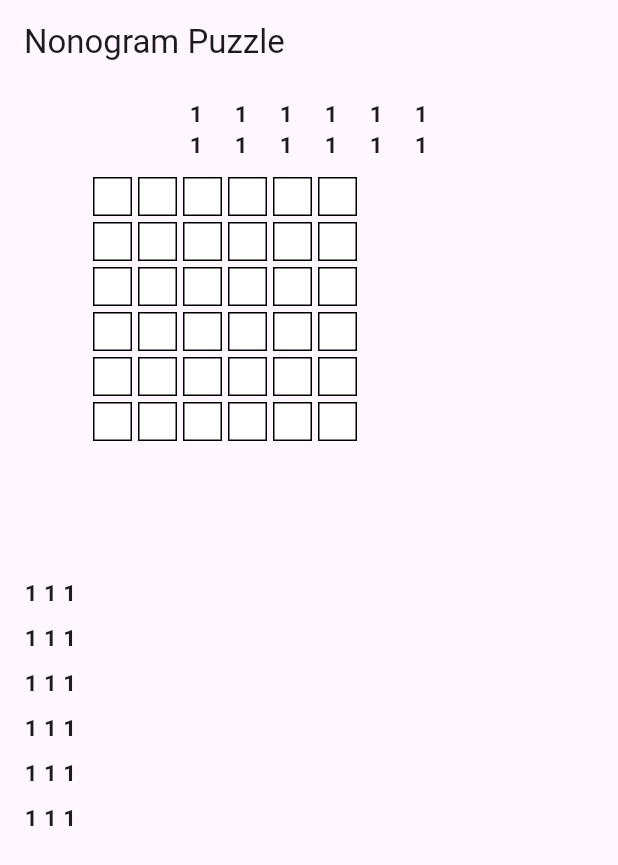
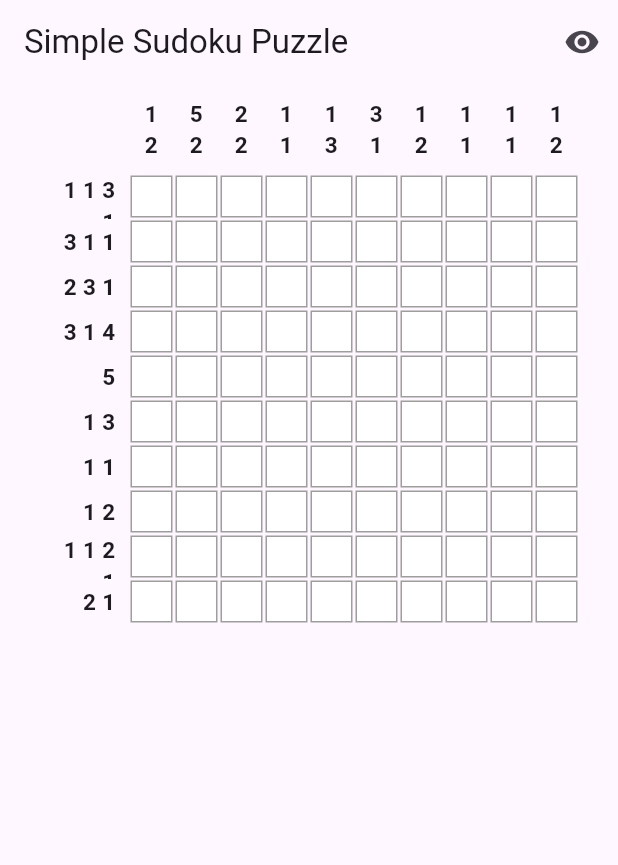
Before and after one commit to SeCorpo/simple_sudoku_flutter, a Flutter app: the screen it shows after launch, on a phone screen of 412 x 824 dp. Shown: the top 865 px of the screen. Run offline on Flutter 3.47's test engine with Material 3 defaults, Android fonts, the light colour scheme and no system bars.

Commit message:
random puzzle generator, show solution option, partly fix the clues alignment

```diff
--- a/lib/services/puzzle_service.dart
+++ b/lib/services/puzzle_service.dart
@@ -1,4 +1,5 @@
 import 'dart:convert';
+import 'dart:math';
 import 'package:flutter/services.dart' show rootBundle;
 import '../models/puzzle_model.dart';
 import '../models/cell_model.dart';
@@ -16,8 +17,11 @@ class PuzzleService {
     }
   }
 
-  /// Generate a random puzzle
+  /// Generate a random puzzle with a mix of filled and empty cells
   static PuzzleModel generateRandomPuzzle({int size = 5}) {
+    final Random random = Random();
+
+    // Generate a grid with random true/false values (50% filled probability)
     List<List<CellModel>> grid = List.generate(
       size,
           (row) => List.generate(
@@ -25,11 +29,12 @@ class PuzzleService {
             (col) => CellModel(
           row: row,
           col: col,
-          isCorrect: (row + col) % 2 == 0, // Example: Checkerboard pattern
+          isCorrect: random.nextBool(), // 50% chance of being filled
         ),
       ),
     );
 
+    // Generate row and column clues dynamically
     List<List<int>> rowClues = _generateGroupedClues(grid, isRow: true);
     List<List<int>> colClues = _generateGroupedClues(grid, isRow: false);
 
--- a/lib/ui/screens/game_screen.dart
+++ b/lib/ui/screens/game_screen.dart
@@ -13,11 +13,12 @@ class GameScreen extends StatefulWidget {
 
 class _GameScreenState extends State<GameScreen> {
   late PuzzleModel puzzle;
+  bool _showSolution = false; // Controls whether to show the solution
 
   @override
   void initState() {
     super.initState();
-    puzzle = PuzzleService.generateRandomPuzzle(size: 6);
+    puzzle = PuzzleService.generateRandomPuzzle(size: 10);
   }
 
   void toggleCellState(int row, int col) {
@@ -53,32 +54,53 @@ class _GameScreenState extends State<GameScreen> {
     );
   }
 
+  /// Toggle visibility of the correct answers
+  void _toggleSolutionView() {
+    setState(() {
+      _showSolution = !_showSolution;
+    });
+  }
+
   @override
   Widget build(BuildContext context) {
     return Scaffold(
-      appBar: AppBar(title: const Text("Nonogram Puzzle")),
+      appBar: AppBar(
+        title: const Text("Simple Sudoku Puzzle"),
+        actions: [
+          IconButton(
+            icon: Icon(_showSolution ? Icons.visibility_off : Icons.visibility),
+            onPressed: _toggleSolutionView,
+            tooltip: _showSolution ? "Hide Solution" : "Show Solution",
+          ),
+        ],
+      ),
       body: LayoutBuilder(
         builder: (context, constraints) {
           double gridSize = constraints.maxWidth < 600 ? 30 : 40;
+          double maxClueWidth = (gridSize * 2).clamp(40, 80); // Ensure row clues are wide enough
+          double maxClueHeight = (gridSize * 2).clamp(40, 80); // Ensure column clues are tall enough
 
           return Center(
             child: Column(
               crossAxisAlignment: CrossAxisAlignment.center,
               children: [
-                // Column Clues
+                // Top Clue Numbers (Column Clues)
                 SizedBox(
-                  height: gridSize * 2,
+                  height: maxClueHeight,
+                  child: Padding(
+                    padding: EdgeInsets.only(left: maxClueWidth), // Align with row clues
                     child: ClueNumbers(clues: puzzle.colClues, isRow: false, gridSize: gridSize),
+                  ),
                 ),
 
                 // Main Content (Row Clues + Grid)
-                Expanded(
-                  child: Row(
+                Row(
                   crossAxisAlignment: CrossAxisAlignment.start,
+                  mainAxisAlignment: MainAxisAlignment.center,
                   children: [
-                      // Row Clues (Left of Grid)
+                    // Left Clue Numbers (Row Clues)
                     SizedBox(
-                        width: gridSize * 2,
+                      width: maxClueWidth,
                       child: ClueNumbers(clues: puzzle.rowClues, isRow: true, gridSize: gridSize),
                     ),
 
@@ -86,10 +108,14 @@ class _GameScreenState extends State<GameScreen> {
                     SizedBox(
                       width: gridSize * puzzle.cols,
                       height: gridSize * puzzle.rows,
-                        child: GameGrid(puzzle: puzzle, onCellTap: toggleCellState, gridSize: gridSize),
+                      child: GameGrid(
+                        puzzle: puzzle,
+                        onCellTap: toggleCellState,
+                        gridSize: gridSize,
+                        showSolution: _showSolution, // Pass solution visibility state
+                      ),
                     ),
                   ],
-                  ),
                 ),
               ],
             ),
--- a/lib/ui/widgets/game_grid.dart
+++ b/lib/ui/widgets/game_grid.dart
@@ -1,19 +1,23 @@
 import 'package:flutter/material.dart';
-import 'cell_widget.dart';
 import '../../models/puzzle_model.dart';
 
 class GameGrid extends StatelessWidget {
   final PuzzleModel puzzle;
   final Function(int, int) onCellTap;
   final double gridSize;
+  final bool showSolution;
 
-  const GameGrid({Key? key, required this.puzzle, required this.onCellTap, required this.gridSize})
-      : super(key: key);
+  const GameGrid({
+    Key? key,
+    required this.puzzle,
+    required this.onCellTap,
+    required this.gridSize,
+    required this.showSolution,
+  }) : super(key: key);
 
   @override
   Widget build(BuildContext context) {
     return GridView.builder(
-      physics: const NeverScrollableScrollPhysics(), // Prevents grid from scrolling separately
       gridDelegate: SliverGridDelegateWithFixedCrossAxisCount(
         crossAxisCount: puzzle.cols,
       ),
@@ -21,10 +25,20 @@ class GameGrid extends StatelessWidget {
       itemBuilder: (context, index) {
         int row = index ~/ puzzle.cols;
         int col = index % puzzle.cols;
-        return CellWidget(
-          cell: puzzle.grid[row][col],
+        bool isCorrect = puzzle.grid[row][col].isCorrect;
+        bool isFilled = puzzle.grid[row][col].isFilled;
+
+        return GestureDetector(
           onTap: () => onCellTap(row, col),
-          gridSize: gridSize,
+          child: Container(
+            margin: EdgeInsets.all(1),
+            decoration: BoxDecoration(
+              color: showSolution
+                  ? (isCorrect ? Colors.green.withAlpha(128) : Colors.red.withAlpha(128)) // 50% opacity
+                  : (isFilled ? Colors.black : Colors.white),
+              border: Border.all(color: Colors.grey),
+            ),
+          ),
         );
       },
     );
```
Lines whose indentation alone changed are shown as unchanged.
